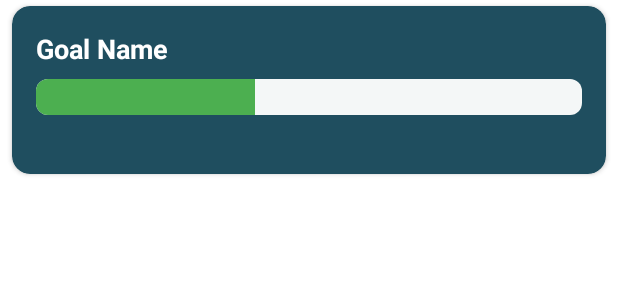
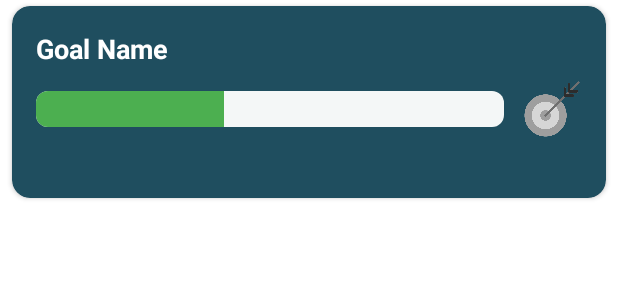
Before and after one commit to JamesWestonKnox/MoneyManager, an Android app: the layout goal_item_home.xml on its own in the app's theme, with its tools: preview values and no code run, on a phone screen of 412 x 824 dp. Shown: the top 300 px of the screen. Run offline under Robolectric (Android 15) with nearby library versions, the phone set to English and light mode, and no system bars.

Commit message:
Gamification for saved goals working. Also added welcome message with the current date

```diff
--- a/app/src/main/res/layout/goal_item_home.xml
+++ b/app/src/main/res/layout/goal_item_home.xml
@@ -25,15 +25,32 @@
             android:textSize="18sp"
             android:textStyle="bold" />
 
-        <ProgressBar
-            android:id="@+id/pbGoalProgress"
-            style="?android:attr/progressBarStyleHorizontal"
+        <LinearLayout
             android:layout_width="match_parent"
-            android:layout_height="24dp"
+            android:layout_height="wrap_content"
+            android:orientation="horizontal"
             android:layout_marginTop="8dp"
-            android:progress="40"
-            android:max="100"
-            android:progressDrawable="@drawable/progress_bar_drawable" />
+            android:gravity="center_vertical">
+
+            <ProgressBar
+                android:id="@+id/pbGoalProgress"
+                style="?android:attr/progressBarStyleHorizontal"
+                android:layout_width="0dp"
+                android:layout_weight="1"
+                android:layout_height="24dp"
+                android:progress="40"
+                android:max="100"
+                android:progressDrawable="@drawable/progress_bar_drawable" />
+
+            <ImageView
+                android:id="@+id/ivBadge"
+                android:layout_width="40dp"
+                android:layout_height="40dp"
+                android:layout_marginStart="12dp"
+                android:src="@drawable/grey_target"
+                android:visibility="visible" />
+        </LinearLayout>
+
         <TextView
             android:id="@+id/tvGoalPercentage"
             android:layout_width="wrap_content"
@@ -43,5 +60,31 @@
             android:textColor="#FFFFFF"
             android:textSize="14sp" />
 
+        <!-- Goal complete message and badge -->
+        <LinearLayout
+            android:id="@+id/llGoalCompleted"
+            android:layout_width="wrap_content"
+            android:layout_height="wrap_content"
+            android:orientation="horizontal"
+            android:gravity="center_vertical"
+            android:layout_marginTop="8dp"
+            android:visibility="gone">
+
+            <TextView
+                android:id="@+id/tvGoalCompleteMsg"
+                android:layout_width="wrap_content"
+                android:layout_height="wrap_content"
+                android:text="Goal 100% completed. You earned this badge!"
+                android:textColor="#FFFFFF"
+                android:textSize="14sp" />
+
+            <ImageView
+                android:id="@+id/ivBadgeCompleted"
+                android:layout_width="40dp"
+                android:layout_height="40dp"
+                android:layout_marginStart="8dp"
+                android:src="@drawable/target_goal" />
+        </LinearLayout>
+
     </LinearLayout>
 </androidx.cardview.widget.CardView>
```
Also changed, not shown: app/src/main/java/com/example/moneymanager/GoalHomeAdapter.kt (+16 -0 lines), app/src/main/java/com/example/moneymanager/HomeActivity.kt (+15 -0 lines), app/src/main/res/layout/home_page.xml (+12 -9 lines), app/src/main/res/drawable/grey_target.png (added).
